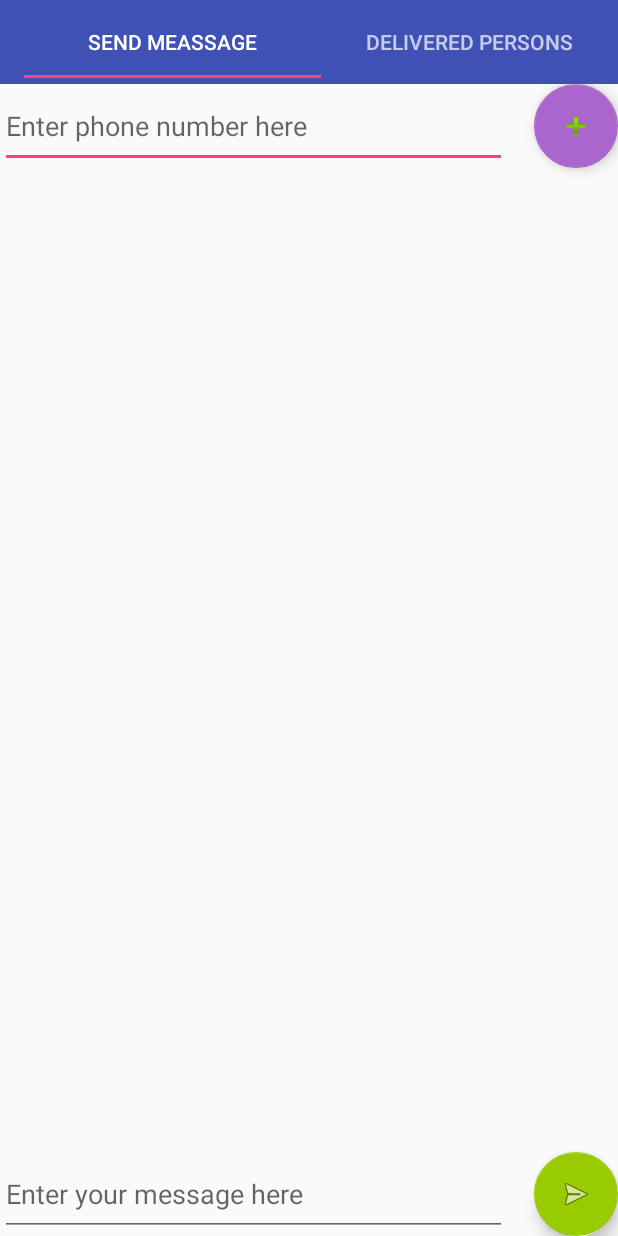
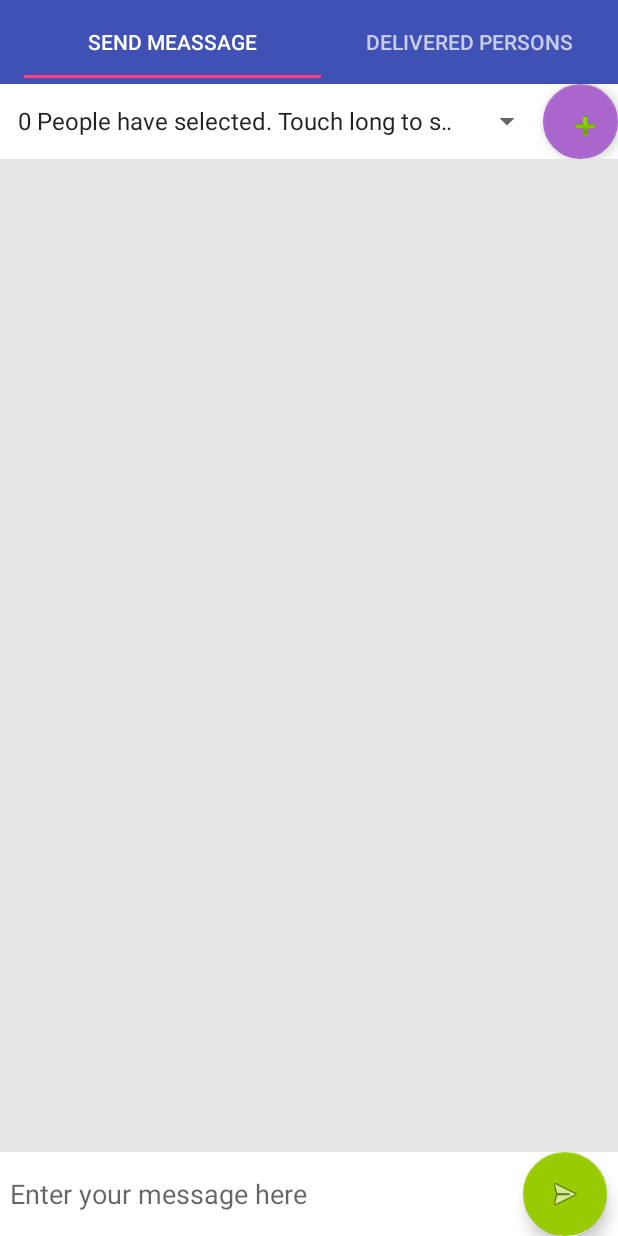
Before and after one commit to HarunAGCA/BulkSMS, an Android app: the FragmentMessage screen opened directly, with no data from a screen before it, after a tap on an icon or button, on a phone screen of 412 x 824 dp. Run offline under Robolectric (Android 15) with nearby library versions, the phone set to English and light mode, and no system bars.

Commit message:
Message UI updated

```diff
--- a/app/src/main/java/com/example/harun/bulksms/Activity/Contacts.java
+++ b/app/src/main/java/com/example/harun/bulksms/Activity/Contacts.java
@@ -30,6 +30,7 @@ public class Contacts extends AppCompatActivity {
 
     public static List<Integer> choicedPersonPositions = new ArrayList<>();
     public static List<String> choicedPersonNumbers = new ArrayList<>();
+    public static List<String> choicedPersonNames = new ArrayList<>();
 
     List<Person> mContacts;
 
@@ -80,6 +81,8 @@ public class Contacts extends AppCompatActivity {
                 for (int i = 0; i < choicedPersonPositions.size(); i++) {
 
                     choicedPersonNumbers.add(mContacts.get(choicedPersonPositions.get(i)).getNumber());
+                    choicedPersonNames.add(mContacts.get(choicedPersonPositions.get(i)).getName());
+
 
                 }
 
--- a/app/src/main/java/com/example/harun/bulksms/Fragment/FragmentMessage.java
+++ b/app/src/main/java/com/example/harun/bulksms/Fragment/FragmentMessage.java
@@ -4,20 +4,23 @@ import android.app.Activity;
 import android.app.PendingIntent;
 import android.content.BroadcastReceiver;
 import android.content.Context;
+import android.content.DialogInterface;
 import android.content.Intent;
 import android.content.IntentFilter;
 import android.os.Bundle;
 import android.support.annotation.Nullable;
 import android.support.design.widget.FloatingActionButton;
 import android.support.v4.app.Fragment;
+import android.support.v7.app.AlertDialog;
 import android.telephony.SmsManager;
+import android.util.Log;
 import android.view.LayoutInflater;
 import android.view.View;
 import android.view.ViewGroup;
+import android.widget.AdapterView;
 import android.widget.ArrayAdapter;
 import android.widget.EditText;
-import android.widget.ListView;
-import android.widget.TextView;
+import android.widget.Spinner;
 import android.widget.Toast;
 
 import com.example.harun.bulksms.Activity.Contacts;
@@ -33,14 +36,16 @@ import java.util.ArrayList;
 
 public class FragmentMessage extends Fragment {
 
-    public EditText phoneNumberBox;
     public EditText messageBox;
 
     FloatingActionButton sendMessage;
     FloatingActionButton addPerson;
 
+    ArrayAdapter<String> arrayAdapter;
+
+    Spinner spinner;
+
     String message = "";
-    String phoneNumber = "";
 
     Contacts mContacts;
 
@@ -51,13 +56,30 @@ public class FragmentMessage extends Fragment {
         View view;
         view = inflater.inflate(R.layout.fragment_message, container, false);
 
-        phoneNumberBox = view.findViewById(R.id.phone_number);
         messageBox = view.findViewById(R.id.message);
 
         sendMessage = view.findViewById(R.id.send_message);
         addPerson = view.findViewById(R.id.add_person);
 
+        spinner = view.findViewById(R.id.spinnerChoosedPeople);
+
+        String [] a = new String[1];
+        a[0] = ""+mContacts.choicedPersonNames.size()+ " " + "People have selected. Touch long to see them.";
+
+
         mContacts = new Contacts();
+
+        arrayAdapter = new ArrayAdapter<>(getContext(), android.R.layout.simple_spinner_item, a);
+        spinner.setAdapter(arrayAdapter);
+
+        spinner.setOnLongClickListener(new View.OnLongClickListener() {
+            @Override
+            public boolean onLongClick(View view) {
+                buildDialog("Selected People", mContacts.choicedPersonNames.toArray(new CharSequence[mContacts.choicedPersonNames.size()]));
+                return false;
+            }
+        });
+
 
 
         sendMessage.setOnClickListener(new View.OnClickListener() {
@@ -66,13 +88,10 @@ public class FragmentMessage extends Fragment {
                 try {
 
                     message = messageBox.getText().toString();
-                    phoneNumber = phoneNumberBox.getText().toString();
 
+                    if (mContacts.choicedPersonNumbers.size() != 0) {
 
-                    if (phoneNumber.length() != 0) {
-                        sendSMS(phoneNumber, message);
-                    }
-                    else if (mContacts.choicedPersonNumbers.size() != 0) {
+                        messageBox.setText("");
 
                         for (int i = 0; i < mContacts.choicedPersonNumbers.size(); i++) {
                             sendSMS(mContacts.choicedPersonNumbers.get(i), message);
@@ -83,6 +102,8 @@ public class FragmentMessage extends Fragment {
 
                     mContacts.choicedPersonNumbers.clear();
                     mContacts.choicedPersonPositions.clear();
+
+                    arrayAdapter.notifyDataSetChanged();
 
 
                 } catch (Exception e) {
@@ -170,5 +191,21 @@ public class FragmentMessage extends Fragment {
 
     }
 
+    //-------------------------------- DIALOG BUILDING -----------------------------------------
+    private void buildDialog(String title, CharSequence[] choosedPeople) {
+        AlertDialog.Builder builder = new AlertDialog.Builder(getContext());
+        builder.setTitle(title);
+        builder.setNegativeButton("OK", null);
+        builder.setItems(choosedPeople, new DialogInterface.OnClickListener() {
+            @Override
+            public void onClick(DialogInterface dialogInterface, int i) {
+
+            }
+        });
+        AlertDialog dialog = builder.create();
+        dialog.show();
+
+    }
+
 
 }
--- a/app/src/main/res/layout/fragment_message.xml
+++ b/app/src/main/res/layout/fragment_message.xml
@@ -5,65 +5,46 @@
     xmlns:app="http://schemas.android.com/apk/res-auto">
 
 
-    <EditText
-        android:id="@+id/phone_number"
-        android:layout_width="wrap_content"
+    <LinearLayout
+        android:id="@+id/linear_layout_contacts"
+        android:layout_width="match_parent"
         android:layout_height="wrap_content"
-        android:layout_alignBottom="@+id/add_person"
         android:layout_alignParentLeft="true"
-        android:layout_alignParentStart="true"
+        android:layout_alignParentRight="true"
         android:layout_alignParentTop="true"
-        android:layout_marginRight="18dp"
-        android:layout_toLeftOf="@+id/add_person"
-        android:layout_toStartOf="@+id/add_person"
-        android:ems="10"
-        android:hint="Enter phone number here"
-        android:inputType="phone"
-        android:textSize="18dp" />
+        android:gravity="center"
+        android:orientation="horizontal"
+        android:background="#FFFFFF"
+        android:weightSum="10">
 
-    <EditText
-        android:id="@+id/message"
-        android:layout_width="wrap_content"
-        android:layout_height="wrap_content"
-        android:layout_alignParentBottom="true"
-        android:layout_alignParentLeft="true"
-        android:layout_alignParentStart="true"
-        android:layout_alignTop="@+id/send_message"
-        android:layout_marginRight="18dp"
-        android:layout_toStartOf="@+id/send_message"
-        android:ems="10"
-        android:hint="Enter your message here"
-        android:inputType="textMultiLine" />
-
-    <android.support.design.widget.FloatingActionButton
-        android:id="@+id/send_message"
-        android:layout_width="wrap_content"
-        android:layout_height="wrap_content"
-        android:layout_alignParentBottom="true"
-        android:layout_alignParentEnd="true"
-        android:layout_alignParentRight="true"
-        android:clickable="true"
-        app:backgroundTint="@android:color/holo_green_light"
-        app:fabSize="auto"
-        app:srcCompat="@android:drawable/ic_menu_send" />
+        <Spinner
+            android:id="@+id/spinnerChoosedPeople"
+            android:layout_width="match_parent"
+            android:layout_height="@android:dimen/app_icon_size"
+            android:textAlignment="center"
+            android:layout_weight="9"
+            android:gravity="center_vertical" />
 
         <android.support.design.widget.FloatingActionButton
             android:id="@+id/add_person"
             android:layout_width="wrap_content"
             android:layout_height="wrap_content"
-        android:layout_alignParentEnd="true"
-        android:layout_alignParentRight="true"
-        android:layout_alignParentTop="true"
+            android:layout_weight="1"
             android:clickable="true"
-
             app:backgroundTint="@android:color/holo_purple"
             app:fabSize="auto"
             app:srcCompat="@android:drawable/ic_input_add" />
 
+    </LinearLayout>
+
+
     <ScrollView
+        android:id="@+id/scrollView"
         android:layout_width="match_parent"
-        android:layout_height="363dp"
-        android:layout_alignParentStart="true"
+        android:layout_height="match_parent"
+        android:layout_below="@+id/linear_layout_contacts"
+        android:layout_above="@+id/linear_layout_message"
+        android:background="#E5E5E5"
         android:layout_centerVertical="true">
 
         <LinearLayout
@@ -72,5 +53,41 @@
             android:orientation="vertical" />
     </ScrollView>
 
+    <LinearLayout
+        android:id="@+id/linear_layout_message"
+        android:layout_width="match_parent"
+        android:layout_height="wrap_content"
+
+        android:layout_alignParentBottom="true"
+        android:layout_alignParentLeft="true"
+        android:layout_alignParentRight="true"
+        android:gravity="center"
+        android:orientation="horizontal"
+        android:background="#FFFFFF"
+        android:weightSum="10">
+
+        <EditText
+            android:id="@+id/message"
+            android:layout_width="wrap_content"
+            android:layout_height="@android:dimen/app_icon_size"
+            android:background="@android:color/background_light"
+            android:layout_marginRight="18dp"
+            android:layout_weight="9"
+            android:hint="Enter your message here"
+            android:inputType="textMultiLine" />
+
+        <android.support.design.widget.FloatingActionButton
+            android:id="@+id/send_message"
+            android:layout_width="wrap_content"
+            android:layout_height="wrap_content"
+            android:layout_weight="1"
+            android:clickable="true"
+            app:backgroundTint="@android:color/holo_green_light"
+            app:fabSize="auto"
+            app:srcCompat="@android:drawable/ic_menu_send" />
+
+
+    </LinearLayout>
+
 
 </RelativeLayout>
```
Lines whose indentation alone changed are shown as unchanged.
